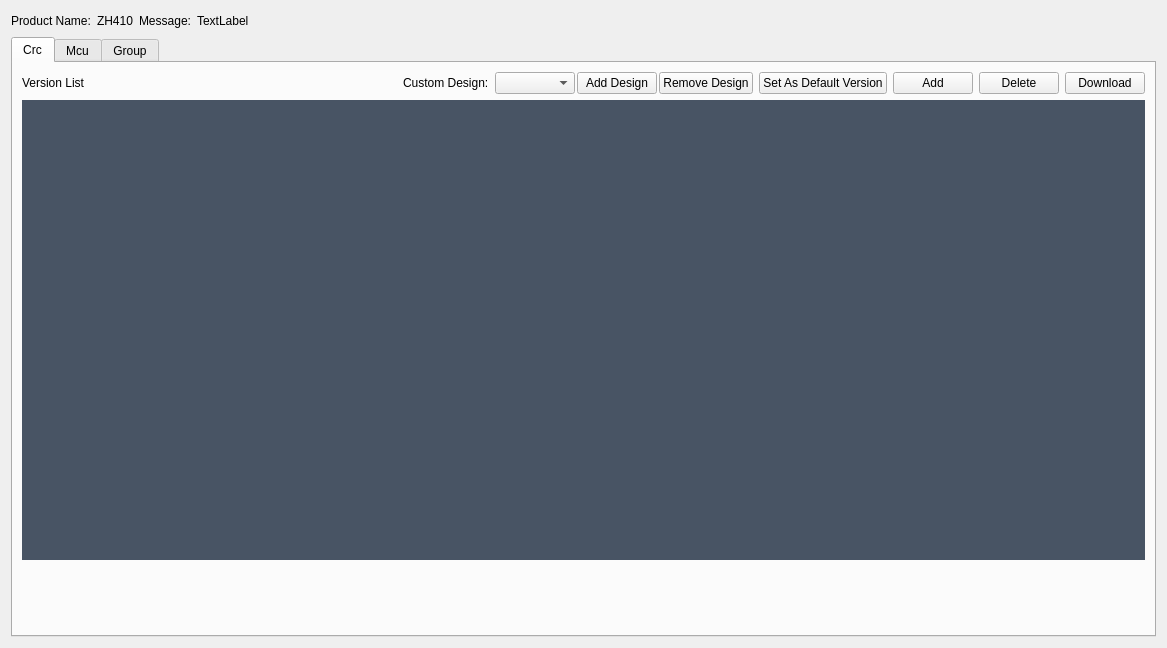
This is UgdAppClient/info/cproductversioninfo.ui in Fneger/BSD_MDVR_UGD as Qt 5 draws it before an edit. The edited form follows.
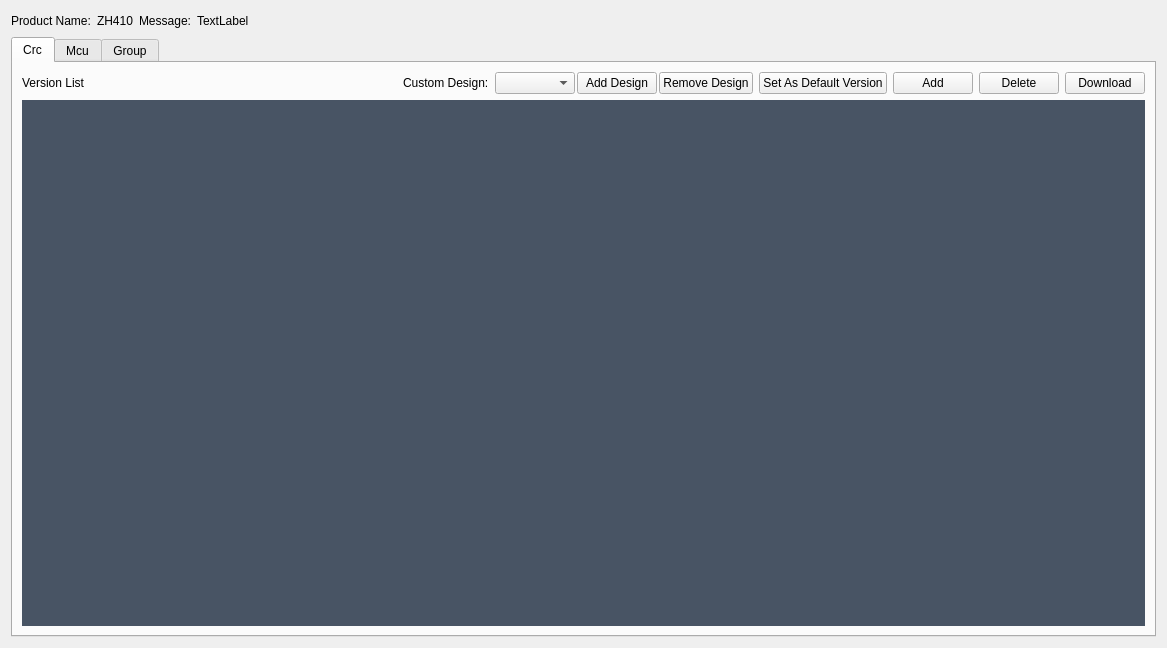
This is the edited form. Icons and pictures are not drawn.

What changed in the file:
```diff
--- a/UgdAppClient/info/cproductversioninfo.ui
+++ b/UgdAppClient/info/cproductversioninfo.ui
@@ -141,19 +141,6 @@
        <string>Crc</string>
       </attribute>
       <layout class="QGridLayout" name="gridLayout_2">
-       <item row="3" column="0">
-        <widget class="QWidget" name="widget" native="true">
-         <property name="minimumSize">
-          <size>
-           <width>0</width>
-           <height>60</height>
-          </size>
-         </property>
-        </widget>
-       </item>
-       <item row="2" column="0">
-        <widget class="QListWidget" name="CrcVersionListWidget"/>
-       </item>
        <item row="1" column="0">
         <layout class="QHBoxLayout" name="horizontalLayout">
          <item>
@@ -334,6 +321,9 @@
          </item>
         </layout>
        </item>
+       <item row="2" column="0">
+        <widget class="QListWidget" name="CrcVersionListWidget"/>
+       </item>
       </layout>
      </widget>
      <widget class="QWidget" name="McuVersionPage">
```
